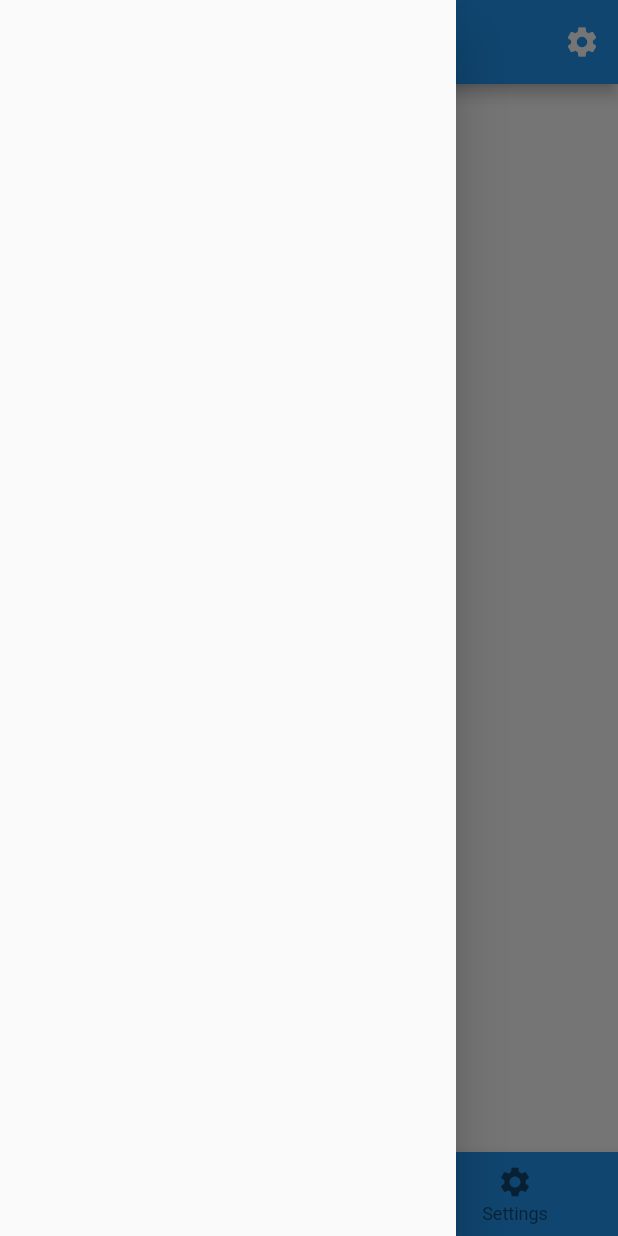
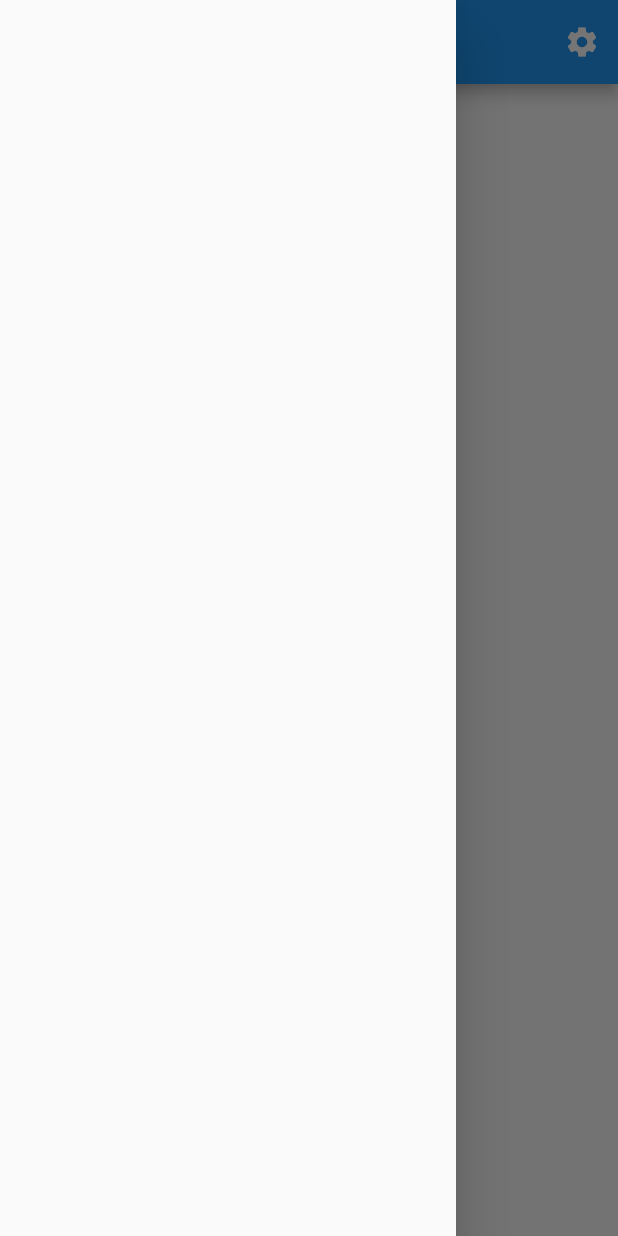
Before and after one commit to RayhanHamada/bakti-karya, a Flutter app: the screen it shows after launch, with the side drawer open, on a phone screen of 412 x 824 dp. Run offline on Flutter 3.47's test engine with Material 2 defaults, Android fonts, the phone set to English and light mode, and no system bars.

```diff
--- a/lib/pages/home_page/home_page.dart
+++ b/lib/pages/home_page/home_page.dart
@@ -46,31 +46,7 @@ class _HomePageState extends State<HomePage> {
           children: [],
         ),
       ),
-      bottomNavigationBar: BottomNavigationBar(
-        items: [
-          BottomNavigationBarItem(
-            label: 'Home',
-            icon: Icon(
-              Icons.home_outlined,
-            ),
-          ),
-          BottomNavigationBarItem(
-            label: 'Shop',
-            icon: Icon(
-              Icons.shopping_cart,
-            ),
-          ),
-          BottomNavigationBarItem(
-            label: 'Settings',
-            icon: Icon(
-              Icons.settings,
-            ),
-          ),
-        ],
-        backgroundColor: Colors.blue,
-      ),
       body: Container(),
-      backgroundColor: Colors.white,
     );
   }
 }
```
